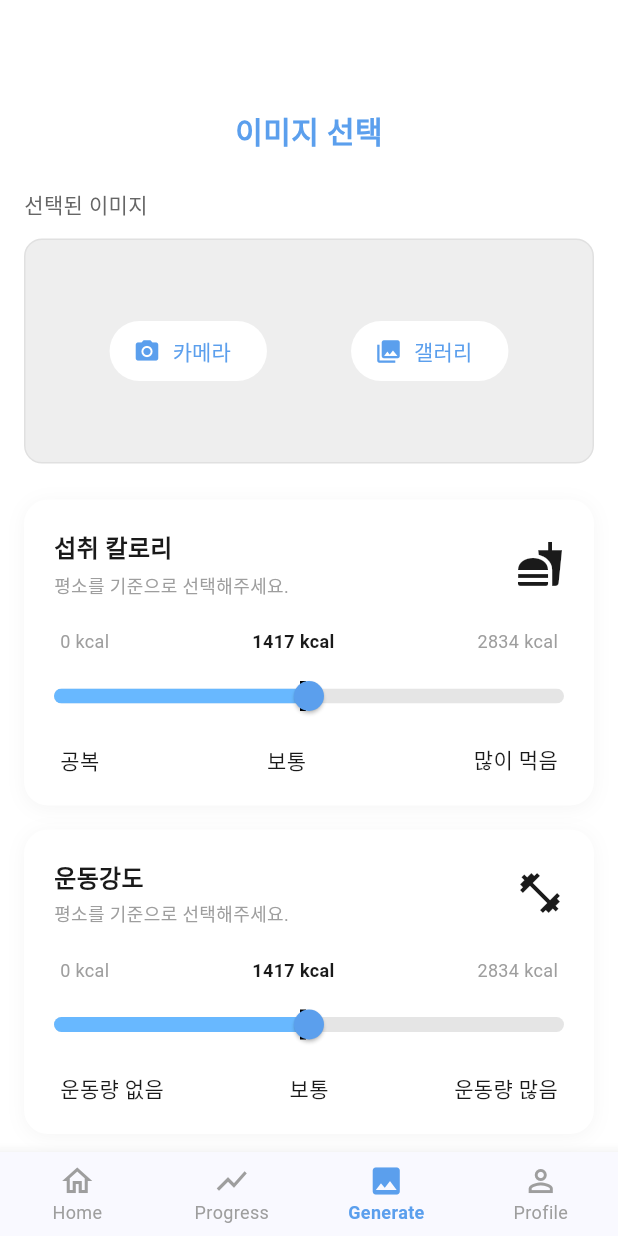
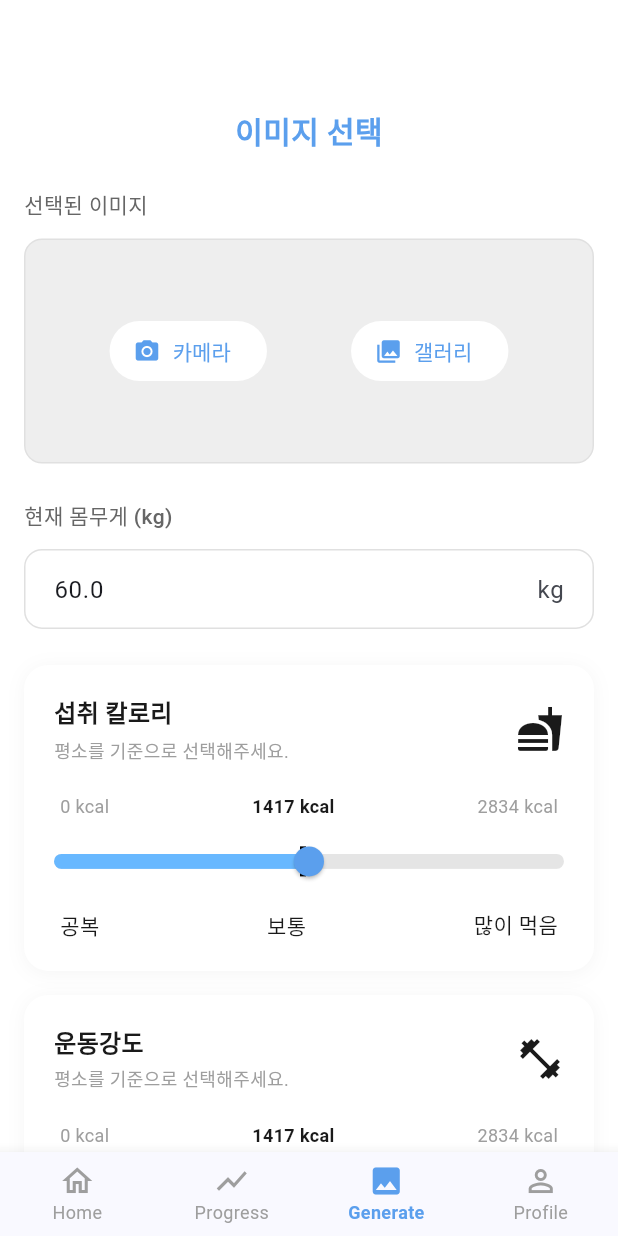
Before and after one commit to 123owq/mirifit, a Flutter app: the MainScreen screen opened directly with empty values, item 3 of the bottom bar chosen, on a phone screen of 412 x 824 dp. Run offline on Flutter 3.47's test engine with Material 3 defaults, Android fonts, the phone set to English and light mode, and no system bars; our stand-ins replace camera, image_picker, permission_handler; missing offline and left inert: photo_manager.

Commit message:
몸무게 입력 추가

```diff
--- a/lib/views/generate_screen.dart
+++ b/lib/views/generate_screen.dart
@@ -29,6 +29,9 @@ class _GenerateScreenState extends State<GenerateScreen> {
   final ImagePicker _picker = ImagePicker();
   final ApiService _apiService = ApiService();
 
+  // ★ 1. 몸무게 입력을 위한 컨트롤러 추가
+  final TextEditingController _weightController = TextEditingController();
+
   // 칼로리 조절을 위한 상태 변수
   late double _caloriesIntake; // 섭취 칼로리 (슬라이더 값)
   late double _caloriesBurned; // 소모 칼로리 (슬라이더 값)
@@ -42,6 +45,9 @@ class _GenerateScreenState extends State<GenerateScreen> {
     super.initState();
     _fitnessData = widget.fitnessData;
     _selectedImagePath = widget.initialImagePath;
+
+    // ★ 2. 컨트롤러 초기값 설정
+    _weightController.text = _fitnessData.currentWeight.toStringAsFixed(1);
 
     // 1. 기초대사량 (BMR) 계산 및 초기값 설정
     _bmr = _calculateBMR(
@@ -58,6 +64,13 @@ class _GenerateScreenState extends State<GenerateScreen> {
   }
 
   @override
+  void dispose() {
+    // ★ 3. 컨트롤러 해제
+    _weightController.dispose();
+    super.dispose();
+  }
+
+  @override
   void didUpdateWidget(covariant GenerateScreen oldWidget) {
     super.didUpdateWidget(oldWidget);
     if (widget.initialImagePath != oldWidget.initialImagePath) {
@@ -68,6 +81,7 @@ class _GenerateScreenState extends State<GenerateScreen> {
     if (widget.fitnessData != oldWidget.fitnessData) {
       setState(() {
         _fitnessData = widget.fitnessData;
+        _weightController.text = _fitnessData.currentWeight.toStringAsFixed(1); // 컨트롤러도 업데이트
 
         final newBMR = _calculateBMR(
           _fitnessData.gender,
@@ -81,6 +95,46 @@ class _GenerateScreenState extends State<GenerateScreen> {
         _caloriesIntake = newBMR.toDouble();
         _caloriesBurned = newBMR.toDouble();
       });
+    }
+  }
+
+  // ★ 4. 몸무게 업데이트 및 BMR 재계산 함수
+  void _updateWeightAndBMR(String weightString) {
+    // 입력된 텍스트에서 숫자만 추출하거나 파싱 시도
+    final double? newWeight = double.tryParse(weightString.trim());
+
+    // 파싱에 성공했고, 양수이며, 현재 값과 다를 때만 업데이트
+    if (newWeight != null && newWeight > 0 && (newWeight - _fitnessData.currentWeight).abs() > 0.1) {
+      setState(() {
+        // FitnessData 업데이트
+        _fitnessData = _fitnessData.copyWith(currentWeight: newWeight);
+
+        // BMR 및 최대 칼로리 재계산
+        final newBMR = _calculateBMR(
+          _fitnessData.gender,
+          _fitnessData.height,
+          newWeight,
+          _fitnessData.age,
+        );
+
+        _bmr = newBMR;
+        _maxCalorie = _bmr * 2;
+
+        // 슬라이더 초기화 (재설정)
+        _caloriesIntake = newBMR.toDouble();
+        _caloriesBurned = newBMR.toDouble();
+      });
+
+      // UI에 업데이트된 몸무게 반영 (소수점 1자리로 통일)
+      _weightController.text = newWeight.toStringAsFixed(1);
+      _showSnackBar('몸무게가 ${newWeight.toStringAsFixed(1)} kg으로 업데이트되었습니다. BMR이 재계산되었습니다.', Colors.green);
+    } else if (newWeight == null || newWeight <= 0) {
+      // 유효하지 않은 입력인 경우, 기존 유효한 값으로 되돌림
+      _weightController.text = _fitnessData.currentWeight.toStringAsFixed(1);
+      _showSnackBar('유효한 몸무게(양수)를 입력해주세요.', Colors.orange);
+    } else {
+      // 입력은 유효하나 값이 변하지 않은 경우 (Do nothing)
+      _weightController.text = _fitnessData.currentWeight.toStringAsFixed(1);
     }
   }
 
@@ -98,6 +152,8 @@ class _GenerateScreenState extends State<GenerateScreen> {
     return max(0, bmr.round());
   }
   // ----------------------------------------
+
+  // ... (rest of _pickImage, _generateImage, _showSnackBar functions - no changes)
 
   Future<void> _pickImage(ImageSource source) async {
     String? imagePath;
@@ -144,6 +200,7 @@ class _GenerateScreenState extends State<GenerateScreen> {
       final String sex = _fitnessData.gender == '남성' ? 'male' : 'female';
       final double height = _fitnessData.height;
       final int age = _fitnessData.age;
+      // 최신 업데이트된 몸무게 사용
       final double currentWeight = _fitnessData.currentWeight;
 
       // 슬라이더에서 조절된 값 사용
@@ -204,6 +261,57 @@ class _GenerateScreenState extends State<GenerateScreen> {
     );
   }
 
+  // ★ 5. 몸무게 입력 위젯
+  Widget _buildWeightInput() {
+    return Column(
+      crossAxisAlignment: CrossAxisAlignment.start,
+      children: [
+        const Text(
+          '현재 몸무게 (kg)',
+          style: TextStyle(
+            fontSize: 14,
+            fontWeight: FontWeight.w500,
+            color: Color(0xFF666666),
+          ),
+        ),
+        const SizedBox(height: 12),
+        TextFormField(
+          controller: _weightController,
+          // 숫자와 소수점만 입력 가능하게 설정
+          keyboardType: const TextInputType.numberWithOptions(decimal: true),
+          textAlign: TextAlign.start,
+          decoration: InputDecoration(
+            hintText: '예: 70.5',
+            suffixText: 'kg',
+            border: OutlineInputBorder(
+              borderRadius: BorderRadius.circular(12),
+              borderSide: const BorderSide(color: Color(0xFFE0E0E0)),
+            ),
+            enabledBorder: OutlineInputBorder(
+              borderRadius: BorderRadius.circular(12),
+              borderSide: const BorderSide(color: Color(0xFFE0E0E0)),
+            ),
+            focusedBorder: OutlineInputBorder(
+              borderRadius: BorderRadius.circular(12),
+              borderSide: const BorderSide(color: Color(0xFF5B9FED), width: 2),
+            ),
+            contentPadding: const EdgeInsets.symmetric(horizontal: 16, vertical: 14),
+            filled: true,
+            fillColor: Colors.white,
+          ),
+          // 포커스가 사라질 때 몸무게 업데이트 및 BMR 재계산
+          onTapOutside: (event) {
+            FocusScope.of(context).unfocus();
+            _updateWeightAndBMR(_weightController.text);
+          },
+          // 제출(엔터) 시 몸무게 업데이트 및 BMR 재계산
+          onFieldSubmitted: _updateWeightAndBMR,
+        ),
+      ],
+    );
+  }
+
+
   @override
   Widget build(BuildContext context) {
     return SingleChildScrollView(
@@ -227,6 +335,10 @@ class _GenerateScreenState extends State<GenerateScreen> {
 
             // 이미지 선택기 UI
             _buildImagePicker(),
+            const SizedBox(height: 24),
+
+            // ★ 몸무게 입력 칸 추가
+            _buildWeightInput(),
             const SizedBox(height: 24),
 
             // 칼로리 슬라이더 위젯 삽입
@@ -373,7 +485,8 @@ class _GenerateScreenState extends State<GenerateScreen> {
     required String maxLabel,
   }) {
     // Max Calorine을 기준으로 정규화된 값 계산 (0.0 ~ 1.0)
-    final double normalizedValue = (currentValue.clamp(0.0, _maxCalorie.toDouble())) / _maxCalorie;
+    final double normalizedValue = (_maxCalorie > 0) ? (currentValue.clamp(0.0, _maxCalorie.toDouble())) / _maxCalorie : 0.0;
+
 
     // 파란색 그라데이션
     final Color barColor = Color.lerp(
@@ -473,8 +586,8 @@ class _GenerateScreenState extends State<GenerateScreen> {
               ),
 
               // 기초대사량 (BMR) 표시 마커 (50% 지점)
+              // Stack의 크기 계산을 위해 MediaQuery 대신 고정 너비 사용 (Padding을 고려하여 40을 뺌)
               Positioned(
-                // 바 너비의 중앙 위치 계산
                 left: (_maxCalorie > 0) ? (MediaQuery.of(context).size.width - 40) * 0.5 - 20 - 2 : 0,
                 child: Container(
                   width: 4,
```
Also changed, not shown: pubspec.lock.
